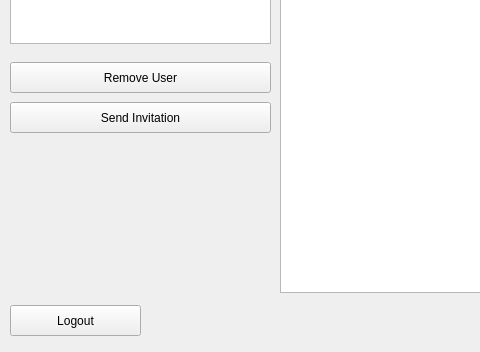
This is TeamFinder/mainscreen.ui in TeamUp-Bummers/TeamFinder as Qt 5 draws it before an edit; both pictures show x 0 to 480 and y 248 to 600 of the 800 by 600 pixel window. The edited form follows.
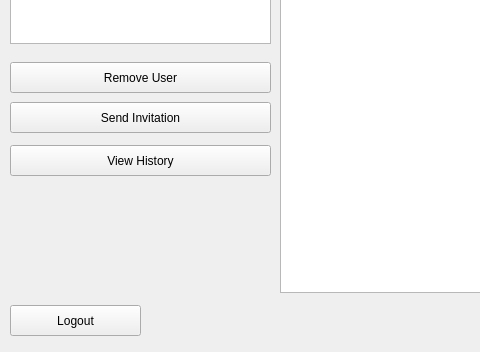
This is the edited form.

Commit message: Implement Player History Window

What changed in the file:
```diff
--- a/TeamFinder/mainscreen.ui
+++ b/TeamFinder/mainscreen.ui
@@ -242,6 +242,19 @@
      <string>Search By Username</string>
     </property>
    </widget>
+   <widget class="QPushButton" name="viewHistory">
+    <property name="geometry">
+     <rect>
+      <x>10</x>
+      <y>393</y>
+      <width>261</width>
+      <height>31</height>
+     </rect>
+    </property>
+    <property name="text">
+     <string>View History</string>
+    </property>
+   </widget>
   </widget>
  </widget>
  <resources/>
```
The commit also changes 10 other files.
